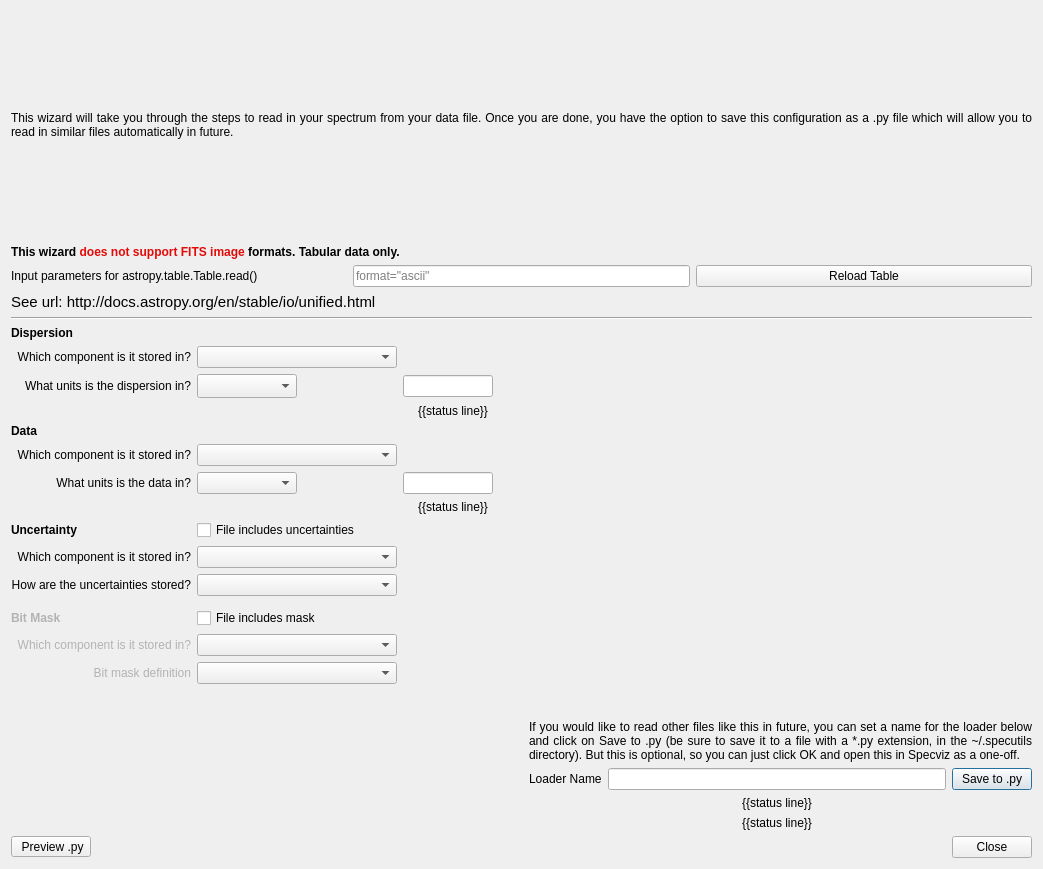
Above: specviz/plugins/loader_wizard/loader_wizard.ui from spacetelescope/specviz before the change. Below: the same form after it.
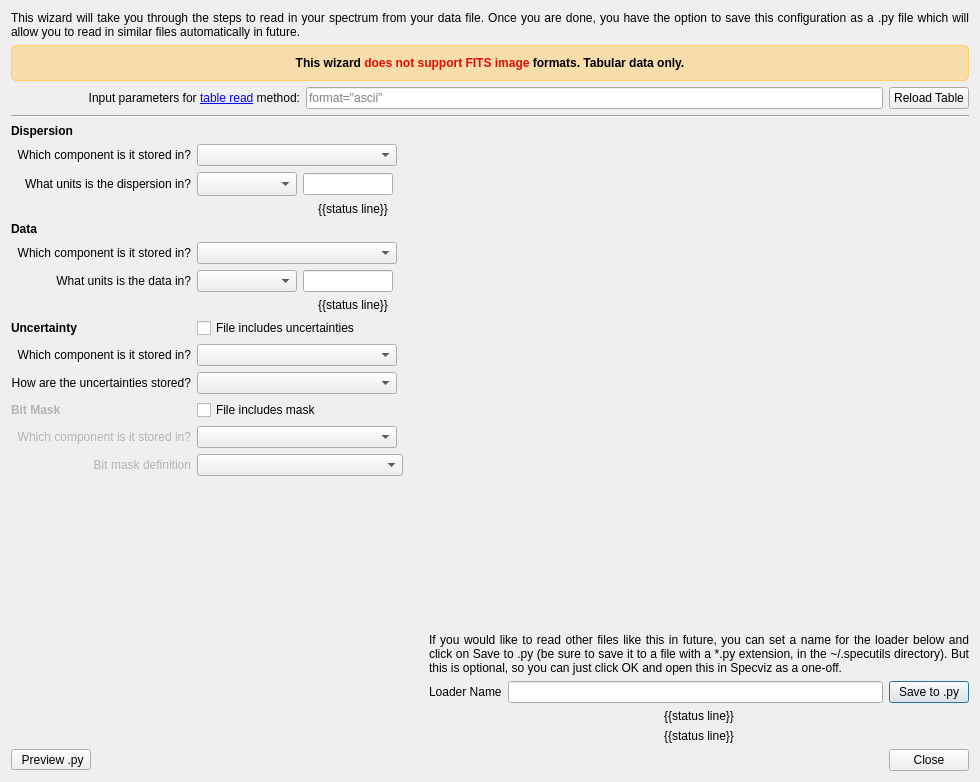
That is the form after the change.

Commit message: Minor formatting to dialog

Diff of the .ui file:
```diff
--- a/specviz/plugins/loader_wizard/loader_wizard.ui
+++ b/specviz/plugins/loader_wizard/loader_wizard.ui
@@ -6,51 +6,77 @@
    <rect>
     <x>0</x>
     <y>0</y>
-    <width>1043</width>
-    <height>869</height>
+    <width>980</width>
+    <height>782</height>
    </rect>
   </property>
   <property name="windowTitle">
    <string>File Loader Wizard</string>
   </property>
-  <layout class="QVBoxLayout" name="verticalLayout_2">
+  <layout class="QVBoxLayout" name="verticalLayout_2" stretch="0,1,0">
+   <property name="spacing">
+    <number>-1</number>
+   </property>
    <item>
-    <widget class="QLabel" name="label">
-     <property name="sizePolicy">
-      <sizepolicy hsizetype="Preferred" vsizetype="Expanding">
-       <horstretch>0</horstretch>
-       <verstretch>0</verstretch>
-      </sizepolicy>
-     </property>
-     <property name="text">
-      <string>&lt;html&gt;&lt;head/&gt;&lt;body&gt;&lt;p&gt;This wizard will take you through the steps to read in your spectrum from your data file. Once you are done, you have the option to save this configuration as a .py file which will allow you to read in similar files automatically in future.&lt;/p&gt;&lt;/body&gt;&lt;/html&gt;</string>
-     </property>
-     <property name="alignment">
-      <set>Qt::AlignJustify|Qt::AlignVCenter</set>
-     </property>
-     <property name="wordWrap">
-      <bool>true</bool>
-     </property>
-    </widget>
-   </item>
-   <item>
-    <widget class="QLabel" name="label_8">
-     <property name="text">
-      <string>&lt;html&gt;&lt;head/&gt;&lt;body&gt;&lt;p&gt;&lt;span style=&quot; font-weight:600; color:#000000;&quot;&gt;This wizard &lt;/span&gt;&lt;span style=&quot; font-weight:600; color:#e30a07;&quot;&gt;does not support FITS image&lt;/span&gt;&lt;span style=&quot; font-weight:600; color:#000000;&quot;&gt; formats. Tabular data only.&lt;/span&gt;&lt;/p&gt;&lt;/body&gt;&lt;/html&gt;</string>
-     </property>
-    </widget>
-   </item>
-   <item>
-    <layout class="QVBoxLayout" name="verticalLayout_3">
+    <layout class="QVBoxLayout" name="verticalLayout_4">
+     <item>
+      <widget class="QLabel" name="label">
+       <property name="sizePolicy">
+        <sizepolicy hsizetype="Preferred" vsizetype="Minimum">
+         <horstretch>0</horstretch>
+         <verstretch>0</verstretch>
+        </sizepolicy>
+       </property>
+       <property name="text">
+        <string>&lt;html&gt;&lt;head/&gt;&lt;body&gt;&lt;p&gt;This wizard will take you through the steps to read in your spectrum from your data file. Once you are done, you have the option to save this configuration as a .py file which will allow you to read in similar files automatically in future.&lt;/p&gt;&lt;/body&gt;&lt;/html&gt;</string>
+       </property>
+       <property name="alignment">
+        <set>Qt::AlignJustify|Qt::AlignVCenter</set>
+       </property>
+       <property name="wordWrap">
+        <bool>true</bool>
+       </property>
+      </widget>
+     </item>
+     <item>
+      <widget class="QLabel" name="label_8">
+       <property name="sizePolicy">
+        <sizepolicy hsizetype="Preferred" vsizetype="Fixed">
+         <horstretch>0</horstretch>
+         <verstretch>0</verstretch>
+        </sizepolicy>
+       </property>
+       <property name="styleSheet">
+        <string notr="true">.QLabel {
+	border: 1px solid rgb(255, 204, 102);
+	border-radius: 5px;
+	background: rgba(255, 204, 102, 128);
+	padding: 10px;
+}</string>
+       </property>
+       <property name="text">
+        <string>&lt;html&gt;&lt;head/&gt;&lt;body&gt;&lt;p&gt;&lt;span style=&quot; font-weight:600; color:#000000;&quot;&gt;This wizard &lt;/span&gt;&lt;span style=&quot; font-weight:600; color:#e30a07;&quot;&gt;does not support FITS image&lt;/span&gt;&lt;span style=&quot; font-weight:600; color:#000000;&quot;&gt; formats. Tabular data only.&lt;/span&gt;&lt;/p&gt;&lt;/body&gt;&lt;/html&gt;</string>
+       </property>
+       <property name="alignment">
+        <set>Qt::AlignCenter</set>
+       </property>
+      </widget>
+     </item>
      <item>
       <layout class="QHBoxLayout" name="horizontalLayout_6">
        <item>
         <widget class="QLabel" name="label_7">
+         <property name="sizePolicy">
+          <sizepolicy hsizetype="Preferred" vsizetype="Preferred">
+           <horstretch>1</horstretch>
+           <verstretch>0</verstretch>
+          </sizepolicy>
+         </property>
          <property name="text">
-          <string>&lt;html&gt;&lt;head/&gt;&lt;body&gt;&lt;p&gt;Input parameters for astropy.table.Table.read()&lt;/p&gt;&lt;/body&gt;&lt;/html&gt;</string>
+          <string>&lt;html&gt;&lt;head/&gt;&lt;body&gt;&lt;p&gt;Input parameters for &lt;a href=&quot;http://docs.astropy.org/en/stable/io/unified.html&quot;&gt;&lt;span style=&quot; text-decoration: underline; color:#0000ff;&quot;&gt;table read&lt;/span&gt;&lt;/a&gt; method:&lt;/p&gt;&lt;/body&gt;&lt;/html&gt;</string>
          </property>
          <property name="alignment">
-          <set>Qt::AlignLeading|Qt::AlignLeft|Qt::AlignVCenter</set>
+          <set>Qt::AlignRight|Qt::AlignTrailing|Qt::AlignVCenter</set>
          </property>
          <property name="wordWrap">
           <bool>true</bool>
@@ -61,7 +87,7 @@
         <widget class="QLineEdit" name="line_table_read">
          <property name="sizePolicy">
           <sizepolicy hsizetype="Preferred" vsizetype="Fixed">
-           <horstretch>0</horstretch>
+           <horstretch>2</horstretch>
            <verstretch>0</verstretch>
           </sizepolicy>
          </property>
@@ -97,36 +123,36 @@
        </item>
       </layout>
      </item>
+     <item>
+      <widget class="Line" name="line">
+       <property name="orientation">
+        <enum>Qt::Horizontal</enum>
+       </property>
+      </widget>
+     </item>
     </layout>
    </item>
-   <item>
-    <widget class="QLabel" name="label_10">
-     <property name="text">
-      <string>&lt;html&gt;&lt;head/&gt;&lt;body&gt;&lt;p&gt;&lt;span style=&quot; font-size:11pt;&quot;&gt;See url: http://docs.astropy.org/en/stable/io/unified.html&lt;/span&gt;&lt;/p&gt;&lt;/body&gt;&lt;/html&gt;</string>
-     </property>
-    </widget>
-   </item>
-   <item>
-    <widget class="Line" name="line">
-     <property name="orientation">
-      <enum>Qt::Horizontal</enum>
-     </property>
-    </widget>
-   </item>
    <item>
     <layout class="QHBoxLayout" name="horizontalLayout_4">
      <item>
-      <layout class="QGridLayout" name="gridLayout">
-       <item row="2" column="0">
-        <widget class="QLabel" name="label_dispersion_units">
+      <layout class="QGridLayout" name="gridLayout" rowstretch="0,0,0,0,0,0,0,0,0,0,0,0,0,0,0,0,0,0,0,0">
+       <item row="6" column="0">
+        <widget class="QLabel" name="label_data_units">
          <property name="text">
-          <string>What units is the dispersion in?</string>
+          <string>What units is the data in?</string>
          </property>
          <property name="alignment">
           <set>Qt::AlignRight|Qt::AlignTrailing|Qt::AlignVCenter</set>
          </property>
         </widget>
        </item>
+       <item row="9" column="1" colspan="2">
+        <widget class="QCheckBox" name="bool_uncertainties">
+         <property name="text">
+          <string>File includes uncertainties</string>
+         </property>
+        </widget>
+       </item>
        <item row="2" column="3">
         <spacer name="horizontalSpacer_2">
          <property name="orientation">
@@ -143,8 +169,8 @@
          </property>
         </spacer>
        </item>
-       <item row="13" column="1">
-        <widget class="QComboBox" name="combo_mask_component">
+       <item row="1" column="1" colspan="2">
+        <widget class="QComboBox" name="combo_dispersion_component">
          <property name="sizePolicy">
           <sizepolicy hsizetype="Fixed" vsizetype="Fixed">
            <horstretch>0</horstretch>
@@ -162,119 +188,6 @@
          </property>
         </widget>
        </item>
-       <item row="9" column="1">
-        <widget class="QComboBox" name="combo_uncertainty_component">
-         <property name="sizePolicy">
-          <sizepolicy hsizetype="Fixed" vsizetype="Fixed">
-           <horstretch>0</horstretch>
-           <verstretch>0</verstretch>
-          </sizepolicy>
-         </property>
-         <property name="minimumSize">
-          <size>
-           <width>200</width>
-           <height>0</height>
-          </size>
-         </property>
-         <property name="sizeAdjustPolicy">
-          <enum>QComboBox::AdjustToMinimumContentsLength</enum>
-         </property>
-        </widget>
-       </item>
-       <item row="0" column="0">
-        <widget class="QLabel" name="label_2">
-         <property name="font">
-          <font>
-           <weight>75</weight>
-           <bold>true</bold>
-          </font>
-         </property>
-         <property name="text">
-          <string>Dispersion</string>
-         </property>
-        </widget>
-       </item>
-       <item row="23" column="4">
-        <widget class="QLabel" name="label_5">
-         <property name="sizePolicy">
-          <sizepolicy hsizetype="Preferred" vsizetype="Expanding">
-           <horstretch>0</horstretch>
-           <verstretch>0</verstretch>
-          </sizepolicy>
-         </property>
-         <property name="text">
-          <string>Loader Name</string>
-         </property>
-        </widget>
-       </item>
-       <item row="12" column="1">
-        <widget class="QCheckBox" name="bool_mask">
-         <property name="text">
-          <string>File includes mask</string>
-         </property>
-        </widget>
-       </item>
-       <item row="2" column="1">
-        <widget class="QComboBox" name="combo_dispersion_units">
-         <property name="sizePolicy">
-          <sizepolicy hsizetype="Fixed" vsizetype="Fixed">
-           <horstretch>0</horstretch>
-           <verstretch>0</verstretch>
-          </sizepolicy>
-         </property>
-         <property name="minimumSize">
-          <size>
-           <width>100</width>
-           <height>0</height>
-          </size>
-         </property>
-         <property name="sizeAdjustPolicy">
-          <enum>QComboBox::AdjustToMinimumContentsLengthWithIcon</enum>
-         </property>
-        </widget>
-       </item>
-       <item row="6" column="1">
-        <widget class="QComboBox" name="combo_data_units">
-         <property name="sizePolicy">
-          <sizepolicy hsizetype="Fixed" vsizetype="Fixed">
-           <horstretch>0</horstretch>
-           <verstretch>0</verstretch>
-          </sizepolicy>
-         </property>
-         <property name="minimumSize">
-          <size>
-           <width>100</width>
-           <height>0</height>
-          </size>
-         </property>
-         <property name="sizeAdjustPolicy">
-          <enum>QComboBox::AdjustToMinimumContentsLength</enum>
-         </property>
-        </widget>
-       </item>
-       <item row="21" column="4" colspan="3">
-        <widget class="QLabel" name="label_6">
-         <property name="text">
-          <string>&lt;html&gt;&lt;head/&gt;&lt;body&gt;&lt;p&gt;If you would like to read other files like this in future, you can set a name for the loader below and click on Save to .py (be sure to save it to a file with a *.py extension, in the ~/.specutils directory). But this is optional, so you can just click OK and open this in Specviz as a one-off.&lt;/p&gt;&lt;/body&gt;&lt;/html&gt;</string>
-         </property>
-         <property name="alignment">
-          <set>Qt::AlignBottom|Qt::AlignJustify</set>
-         </property>
-         <property name="wordWrap">
-          <bool>true</bool>
-         </property>
-        </widget>
-       </item>
-       <item row="13" column="0">
-        <widget class="QLabel" name="label_mask_component">
-         <property name="text">
-          <string>&lt;html&gt;&lt;head/&gt;&lt;body&gt;&lt;p&gt;&lt;span style=&quot; color:#b3b3b3;&quot;&gt;Which component is it stored in?&lt;/span&gt;&lt;/p&gt;&lt;/body&gt;&lt;/html&gt;</string>
-         </property>
-         <property name="alignment">
-          <set>Qt::AlignRight|Qt::AlignTrailing|Qt::AlignVCenter</set>
-         </property>
-        </widget>
-       </item>
        <item row="7" column="2">
         <widget class="QLabel" name="label_data_status">
          <property name="sizePolicy">
@@ -297,59 +210,7 @@
          </property>
         </widget>
        </item>
-       <item row="25" column="5">
-        <widget class="QLabel" name="label_loader_name_status">
-         <property name="sizePolicy">
-          <sizepolicy hsizetype="Preferred" vsizetype="Fixed">
-           <horstretch>0</horstretch>
-           <verstretch>0</verstretch>
-          </sizepolicy>
-         </property>
-         <property name="styleSheet">
-          <string notr="true"/>
-         </property>
-         <property name="text">
-          <string>{{status line}}</string>
-         </property>
-         <property name="alignment">
-          <set>Qt::AlignCenter</set>
-         </property>
-        </widget>
-       </item>
-       <item row="6" column="0">
-        <widget class="QLabel" name="label_data_units">
-         <property name="text">
-          <string>What units is the data in?</string>
-         </property>
-         <property name="alignment">
-          <set>Qt::AlignRight|Qt::AlignTrailing|Qt::AlignVCenter</set>
-         </property>
-        </widget>
-       </item>
-       <item row="10" column="0">
-        <widget class="QLabel" name="label_uncertainty_type">
-         <property name="text">
-          <string>How are the uncertainties stored?</string>
-         </property>
-         <property name="alignment">
-          <set>Qt::AlignRight|Qt::AlignTrailing|Qt::AlignVCenter</set>
-         </property>
-        </widget>
-       </item>
-       <item row="8" column="0">
-        <widget class="QLabel" name="label_4">
-         <property name="font">
-          <font>
-           <weight>75</weight>
-           <bold>true</bold>
-          </font>
-         </property>
-         <property name="text">
-          <string>Uncertainty</string>
-         </property>
-        </widget>
-       </item>
-       <item row="14" column="0">
+       <item row="15" column="0">
         <widget class="QLabel" name="label_mask_definition">
          <property name="font">
           <font>
@@ -365,40 +226,62 @@
          </property>
         </widget>
        </item>
-       <item row="0" column="4" rowspan="20" colspan="3">
-        <layout class="QVBoxLayout" name="layout_preview"/>
+       <item row="0" column="0">
+        <widget class="QLabel" name="label_2">
+         <property name="sizePolicy">
+          <sizepolicy hsizetype="Preferred" vsizetype="Fixed">
+           <horstretch>0</horstretch>
+           <verstretch>0</verstretch>
+          </sizepolicy>
+         </property>
+         <property name="font">
+          <font>
+           <weight>75</weight>
+           <bold>true</bold>
+          </font>
+         </property>
+         <property name="text">
+          <string>Dispersion</string>
+         </property>
+        </widget>
        </item>
-       <item row="24" column="5">
-        <widget class="QLabel" name="label_unit_status">
+       <item row="13" column="1" colspan="2">
+        <widget class="QCheckBox" name="bool_mask">
          <property name="text">
-          <string>{{status line}}</string>
+          <string>File includes mask</string>
          </property>
-         <property name="alignment">
-          <set>Qt::AlignCenter</set>
-         </property>
         </widget>
        </item>
-       <item row="5" column="1">
-        <widget class="QComboBox" name="combo_data_component">
+       <item row="3" column="2">
+        <widget class="QLabel" name="label_dispersion_status">
          <property name="sizePolicy">
-          <sizepolicy hsizetype="Fixed" vsizetype="Fixed">
+          <sizepolicy hsizetype="Fixed" vsizetype="Preferred">
            <horstretch>0</horstretch>
            <verstretch>0</verstretch>
           </sizepolicy>
          </property>
          <property name="minimumSize">
           <size>
-           <width>200</width>
+           <width>100</width>
            <height>0</height>
           </size>
          </property>
-         <property name="sizeAdjustPolicy">
-          <enum>QComboBox::AdjustToMinimumContentsLength</enum>
+         <property name="text">
+          <string>{{status line}}</string>
+         </property>
+         <property name="alignment">
+          <set>Qt::AlignCenter</set>
          </property>
         </widget>
        </item>
        <item row="4" column="0">
         <widget class="QLabel" name="label_3">
+         <property name="sizePolicy">
+          <sizepolicy hsizetype="Preferred" vsizetype="Fixed">
+           <horstretch>0</horstretch>
+           <verstretch>0</verstretch>
+          </sizepolicy>
+         </property>
          <property name="font">
           <font>
            <weight>75</weight>
@@ -410,60 +293,6 @@
          </property>
         </widget>
        </item>
-       <item row="2" column="2">
-        <widget class="QLineEdit" name="value_dispersion_units">
-         <property name="sizePolicy">
-          <sizepolicy hsizetype="Fixed" vsizetype="Fixed">
-           <horstretch>0</horstretch>
-           <verstretch>0</verstretch>
-          </sizepolicy>
-         </property>
-         <property name="minimumSize">
-          <size>
-           <width>90</width>
-           <height>0</height>
-          </size>
-         </property>
-         <property name="maximumSize">
-          <size>
-           <width>90</width>
-           <height>16777215</height>
-          </size>
-         </property>
-         <property name="alignment">
-          <set>Qt::AlignLeading|Qt::AlignLeft|Qt::AlignVCenter</set>
-         </property>
-         <property name="placeholderText">
-          <string/>
-         </property>
-        </widget>
-       </item>
-       <item row="23" column="6">
-        <widget class="QPushButton" name="button_save_yaml">
-         <property name="sizePolicy">
-          <sizepolicy hsizetype="Minimum" vsizetype="Fixed">
-           <horstretch>0</horstretch>
-           <verstretch>0</verstretch>
-          </sizepolicy>
-         </property>
-         <property name="text">
-          <string>Save to .py</string>
-         </property>
-        </widget>
-       </item>
-       <item row="23" column="5">
-        <widget class="QLineEdit" name="loader_name">
-         <property name="sizePolicy">
-          <sizepolicy hsizetype="Expanding" vsizetype="Expanding">
-           <horstretch>0</horstretch>
-           <verstretch>0</verstretch>
-          </sizepolicy>
-         </property>
-        </widget>
-       </item>
-       <item row="14" column="1">
-        <widget class="QComboBox" name="combo_bit_mask_definition"/>
-       </item>
        <item row="5" column="0">
         <widget class="QLabel" name="label_data_component">
          <property name="text">
@@ -474,7 +303,26 @@
          </property>
         </widget>
        </item>
-       <item row="9" column="0">
+       <item row="14" column="1" colspan="2">
+        <widget class="QComboBox" name="combo_mask_component">
+         <property name="sizePolicy">
+          <sizepolicy hsizetype="Fixed" vsizetype="Fixed">
+           <horstretch>0</horstretch>
+           <verstretch>0</verstretch>
+          </sizepolicy>
+         </property>
+         <property name="minimumSize">
+          <size>
+           <width>200</width>
+           <height>0</height>
+          </size>
+         </property>
+         <property name="sizeAdjustPolicy">
+          <enum>QComboBox::AdjustToMinimumContentsLength</enum>
+         </property>
+        </widget>
+       </item>
+       <item row="10" column="0">
         <widget class="QLabel" name="label_uncertainty_component">
          <property name="text">
           <string>Which component is it stored in?</string>
@@ -484,29 +332,73 @@
          </property>
         </widget>
        </item>
-       <item row="3" column="2">
-        <widget class="QLabel" name="label_dispersion_status">
+       <item row="2" column="2">
+        <widget class="QLineEdit" name="value_dispersion_units">
          <property name="sizePolicy">
-          <sizepolicy hsizetype="Fixed" vsizetype="Preferred">
+          <sizepolicy hsizetype="Fixed" vsizetype="Fixed">
            <horstretch>0</horstretch>
            <verstretch>0</verstretch>
           </sizepolicy>
          </property>
          <property name="minimumSize">
           <size>
-           <width>100</width>
+           <width>90</width>
            <height>0</height>
           </size>
          </property>
-         <property name="text">
-          <string>{{status line}}</string>
+         <property name="maximumSize">
+          <size>
+           <width>90</width>
+           <height>16777215</height>
+          </size>
          </property>
          <property name="alignment">
-          <set>Qt::AlignCenter</set>
+          <set>Qt::AlignLeading|Qt::AlignLeft|Qt::AlignVCenter</set>
          </property>
+         <property name="placeholderText">
+          <string/>
+         </property>
         </widget>
        </item>
-       <item row="10" column="1">
+       <item row="6" column="1">
+        <widget class="QComboBox" name="combo_data_units">
+         <property name="sizePolicy">
+          <sizepolicy hsizetype="Fixed" vsizetype="Fixed">
+           <horstretch>0</horstretch>
+           <verstretch>0</verstretch>
+          </sizepolicy>
+         </property>
+         <property name="minimumSize">
+          <size>
+           <width>100</width>
+           <height>0</height>
+          </size>
+         </property>
+         <property name="sizeAdjustPolicy">
+          <enum>QComboBox::AdjustToMinimumContentsLength</enum>
+         </property>
+        </widget>
+       </item>
+       <item row="10" column="1" colspan="2">
+        <widget class="QComboBox" name="combo_uncertainty_component">
+         <property name="sizePolicy">
+          <sizepolicy hsizetype="Fixed" vsizetype="Fixed">
+           <horstretch>0</horstretch>
+           <verstretch>0</verstretch>
+          </sizepolicy>
+         </property>
+         <property name="minimumSize">
+          <size>
+           <width>200</width>
+           <height>0</height>
+          </size>
+         </property>
+         <property name="sizeAdjustPolicy">
+          <enum>QComboBox::AdjustToMinimumContentsLength</enum>
+         </property>
+        </widget>
+       </item>
+       <item row="11" column="1" colspan="2">
         <widget class="QComboBox" name="combo_uncertainty_type">
          <property name="sizePolicy">
           <sizepolicy hsizetype="Fixed" vsizetype="Fixed">
@@ -525,53 +417,83 @@
          </property>
         </widget>
        </item>
-       <item row="8" column="1">
-        <widget class="QCheckBox" name="bool_uncertainties">
+       <item row="2" column="1">
+        <widget class="QComboBox" name="combo_dispersion_units">
+         <property name="sizePolicy">
+          <sizepolicy hsizetype="Fixed" vsizetype="Fixed">
+           <horstretch>0</horstretch>
+           <verstretch>0</verstretch>
+          </sizepolicy>
+         </property>
+         <property name="minimumSize">
+          <size>
+           <width>100</width>
+           <height>0</height>
+          </size>
+         </property>
+         <property name="sizeAdjustPolicy">
+          <enum>QComboBox::AdjustToMinimumContentsLengthWithIcon</enum>
+         </property>
+        </widget>
+       </item>
+       <item row="15" column="1" colspan="2">
+        <widget class="QComboBox" name="combo_bit_mask_definition"/>
+       </item>
+       <item row="2" column="0">
+        <widget class="QLabel" name="label_dispersion_units">
          <property name="text">
-          <string>File includes uncertainties</string>
+          <string>What units is the dispersion in?</string>
+         </property>
+         <property name="alignment">
+          <set>Qt::AlignRight|Qt::AlignTrailing|Qt::AlignVCenter</set>
          </property>
         </widget>
        </item>
        <item row="6" column="2">
-        <layout class="QVBoxLayout" name="verticalLayout_4">
-         <item>
-          <widget class="QLineEdit" name="value_data_units">
-           <property name="sizePolicy">
-            <sizepolicy hsizetype="Fixed" vsizetype="Fixed">
-             <horstretch>0</horstretch>
-             <verstretch>0</verstretch>
-            </sizepolicy>
-           </property>
-           <property name="minimumSize">
-            <size>
-             <width>90</width>
-             <height>0</height>
-            </size>
-           </property>
-           <property name="maximumSize">
-            <size>
-             <width>90</width>
-             <height>16777215</height>
-            </size>
-           </property>
-           <property name="placeholderText">
-            <string/>
-           </property>
-          </widget>
-         </item>
-        </layout>
+        <widget class="QLineEdit" name="value_data_units">
+         <property name="sizePolicy">
+          <sizepolicy hsizetype="Fixed" vsizetype="Fixed">
+           <horstretch>0</horstretch>
+           <verstretch>0</verstretch>
+          </sizepolicy>
+         </property>
+         <property name="minimumSize">
+          <size>
+           <width>90</width>
+           <height>0</height>
+          </size>
+         </property>
+         <property name="maximumSize">
+          <size>
+           <width>90</width>
+           <height>16777215</height>
+          </size>
+         </property>
+         <property name="placeholderText">
+          <string/>
+         </property>
+        </widget>
        </item>
-       <item row="1" column="0">
-        <widget class="QLabel" name="label_dispersion_component">
-         <property name="text">
-          <string>Which component is it stored in?</string>
+       <item row="5" column="1" colspan="2">
+        <widget class="QComboBox" name="combo_data_component">
+         <property name="sizePolicy">
+          <sizepolicy hsizetype="Fixed" vsizetype="Fixed">
+           <horstretch>0</horstretch>
+           <verstretch>0</verstretch>
+          </sizepolicy>
          </property>
-         <property name="alignment">
-          <set>Qt::AlignRight|Qt::AlignTrailing|Qt::AlignVCenter</set>
+         <property name="minimumSize">
+          <size>
+           <width>200</width>
+           <height>0</height>
+          </size>
          </property>
+         <property name="sizeAdjustPolicy">
+          <enum>QComboBox::AdjustToMinimumContentsLength</enum>
+         </property>
         </widget>
        </item>
-       <item row="12" column="0">
+       <item row="13" column="0">
         <widget class="QLabel" name="label_4m">
          <property name="font">
           <font>
@@ -584,22 +506,193 @@
          </property>
         </widget>
        </item>
-       <item row="1" column="1">
-        <widget class="QComboBox" name="combo_dispersion_component">
+       <item row="1" column="0">
+        <widget class="QLabel" name="label_dispersion_component">
+         <property name="text">
+          <string>Which component is it stored in?</string>
+         </property>
+         <property name="alignment">
+          <set>Qt::AlignRight|Qt::AlignTrailing|Qt::AlignVCenter</set>
+         </property>
+        </widget>
+       </item>
+       <item row="11" column="0">
+        <widget class="QLabel" name="label_uncertainty_type">
+         <property name="text">
+          <string>How are the uncertainties stored?</string>
+         </property>
+         <property name="alignment">
+          <set>Qt::AlignRight|Qt::AlignTrailing|Qt::AlignVCenter</set>
+         </property>
+        </widget>
+       </item>
+       <item row="9" column="0">
+        <widget class="QLabel" name="label_4">
          <property name="sizePolicy">
-          <sizepolicy hsizetype="Fixed" vsizetype="Fixed">
+          <sizepolicy hsizetype="Preferred" vsizetype="Fixed">
            <horstretch>0</horstretch>
            <verstretch>0</verstretch>
           </sizepolicy>
          </property>
-         <property name="minimumSize">
+         <property name="font">
+          <font>
+           <weight>75</weight>
+           <bold>true</bold>
+          </font>
+         </property>
+         <property name="text">
+          <string>Uncertainty</string>
+         </property>
+        </widget>
+       </item>
+       <item row="14" column="0">
+        <widget class="QLabel" name="label_mask_component">
+         <property name="text">
+          <string>&lt;html&gt;&lt;head/&gt;&lt;body&gt;&lt;p&gt;&lt;span style=&quot; color:#b3b3b3;&quot;&gt;Which component is it stored in?&lt;/span&gt;&lt;/p&gt;&lt;/body&gt;&lt;/html&gt;</string>
+         </property>
+         <property name="alignment">
+          <set>Qt::AlignRight|Qt::AlignTrailing|Qt::AlignVCenter</set>
+         </property>
+        </widget>
+       </item>
+       <item row="16" column="1">
+        <spacer name="verticalSpacer">
+         <property name="orientation">
+          <enum>Qt::Vertical</enum>
+         </property>
+         <property name="sizeHint" stdset="0">
           <size>
-           <width>200</width>
-           <height>0</height>
+           <width>20</width>
+           <height>40</height>
           </size>
          </property>
-         <property name="sizeAdjustPolicy">
-          <enum>QComboBox::AdjustToMinimumContentsLength</enum>
+        </spacer>
+       </item>
+      </layout>
+     </item>
+     <item>
+      <layout class="QVBoxLayout" name="verticalLayout">
+       <item>
+        <widget class="QWidget" name="widget" native="true">
+         <property name="sizePolicy">
+          <sizepolicy hsizetype="Preferred" vsizetype="Preferred">
+           <horstretch>0</horstretch>
+           <verstretch>1</verstretch>
+          </sizepolicy>
+         </property>
+         <layout class="QVBoxLayout" name="verticalLayout_3">
+          <property name="leftMargin">
+           <number>0</number>
+          </property>
+          <property name="topMargin">
+           <number>0</number>
+          </property>
+          <property name="rightMargin">
+           <number>0</number>
+          </property>
+          <property name="bottomMargin">
+           <number>0</number>
+          </property>
+          <item>
+           <layout class="QVBoxLayout" name="layout_preview" stretch=""/>
+          </item>
+         </layout>
+        </widget>
+       </item>
+       <item>
+        <widget class="QLabel" name="label_6">
+         <property name="sizePolicy">
+          <sizepolicy hsizetype="Preferred" vsizetype="Fixed">
+           <horstretch>0</horstretch>
+           <verstretch>0</verstretch>
+          </sizepolicy>
+         </property>
+         <property name="text">
+          <string>&lt;html&gt;&lt;head/&gt;&lt;body&gt;&lt;p align=&quot;justify&quot;&gt;If you would like to read other files like this in future, you can set a name for the loader below and click on Save to .py (be sure to save it to a file with a *.py extension, in the ~/.specutils directory). But this is optional, so you can just click OK and open this in Specviz as a one-off.&lt;/p&gt;&lt;/body&gt;&lt;/html&gt;</string>
+         </property>
+         <property name="scaledContents">
+          <bool>false</bool>
+         </property>
+         <property name="alignment">
+          <set>Qt::AlignBottom|Qt::AlignJustify</set>
+         </property>
+         <property name="wordWrap">
+          <bool>true</bool>
+         </property>
+        </widget>
+       </item>
+       <item>
+        <layout class="QHBoxLayout" name="horizontalLayout_2">
+         <item>
+          <widget class="QLabel" name="label_5">
+           <property name="sizePolicy">
+            <sizepolicy hsizetype="Preferred" vsizetype="Preferred">
+             <horstretch>0</horstretch>
+             <verstretch>0</verstretch>
+            </sizepolicy>
+           </property>
+           <property name="text">
+            <string>Loader Name</string>
+           </property>
+          </widget>
+         </item>
+         <item>
+          <widget class="QLineEdit" name="loader_name">
+           <property name="sizePolicy">
+            <sizepolicy hsizetype="Expanding" vsizetype="Preferred">
+             <horstretch>0</horstretch>
+             <verstretch>1</verstretch>
+            </sizepolicy>
+           </property>
+          </widget>
+         </item>
+         <item>
+          <widget class="QPushButton" name="button_save_yaml">
+           <property name="sizePolicy">
+            <sizepolicy hsizetype="Minimum" vsizetype="Fixed">
+             <horstretch>0</horstretch>
+             <verstretch>0</verstretch>
+            </sizepolicy>
+           </property>
+           <property name="text">
+            <string>Save to .py</string>
+           </property>
+          </widget>
+         </item>
+        </layout>
+       </item>
+       <item>
+        <widget class="QLabel" name="label_unit_status">
+         <property name="sizePolicy">
+          <sizepolicy hsizetype="Preferred" vsizetype="Fixed">
+           <horstretch>0</horstretch>
+           <verstretch>0</verstretch>
+          </sizepolicy>
+         </property>
+         <property name="text">
+          <string>{{status line}}</string>
+         </property>
+         <property name="alignment">
+          <set>Qt::AlignCenter</set>
+         </property>
+        </widget>
+       </item>
+       <item>
+        <widget class="QLabel" name="label_loader_name_status">
+         <property name="sizePolicy">
+          <sizepolicy hsizetype="Preferred" vsizetype="Fixed">
+           <horstretch>0</horstretch>
+           <verstretch>0</verstretch>
+          </sizepolicy>
+         </property>
+         <property name="styleSheet">
+          <string notr="true"/>
+         </property>
+         <property name="text">
+          <string>{{status line}}</string>
+         </property>
+         <property name="alignment">
+          <set>Qt::AlignCenter</set>
          </property>
         </widget>
        </item>
```
